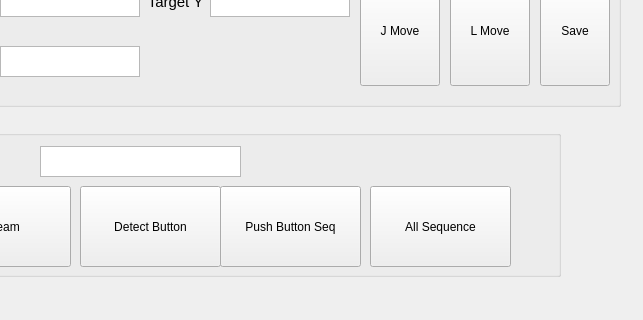
Qt form src/jeus_ui/jr_main_form.ui (Code-YMJ/Maunpulator_Unit_Test) before a commit; both pictures show x 440 to 1083 and y 574 to 894 of the 1083 by 894 pixel window.
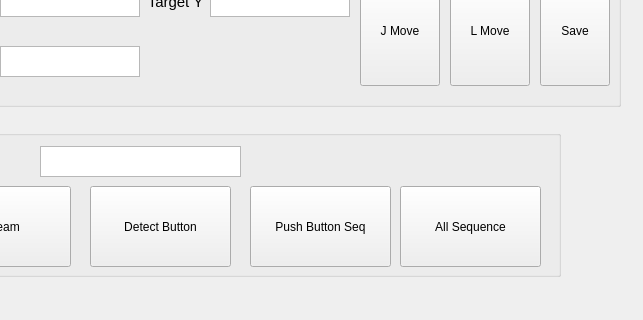
The same form after that commit.

The edit to the form file:
```diff
--- a/src/jeus_ui/jr_main_form.ui
+++ b/src/jeus_ui/jr_main_form.ui
@@ -600,7 +600,7 @@
     <widget class="QPushButton" name="btnSeq_SelectBtn">
      <property name="geometry">
       <rect>
-       <x>160</x>
+       <x>170</x>
        <y>70</y>
        <width>141</width>
        <height>81</height>
@@ -613,7 +613,7 @@
     <widget class="QPushButton" name="btnSeq_Pushbtn">
      <property name="geometry">
       <rect>
-       <x>300</x>
+       <x>330</x>
        <y>70</y>
        <width>141</width>
        <height>81</height>
@@ -626,7 +626,7 @@
     <widget class="QPushButton" name="btnSeq_All">
      <property name="geometry">
       <rect>
-       <x>450</x>
+       <x>480</x>
        <y>70</y>
        <width>141</width>
        <height>81</height>
```
